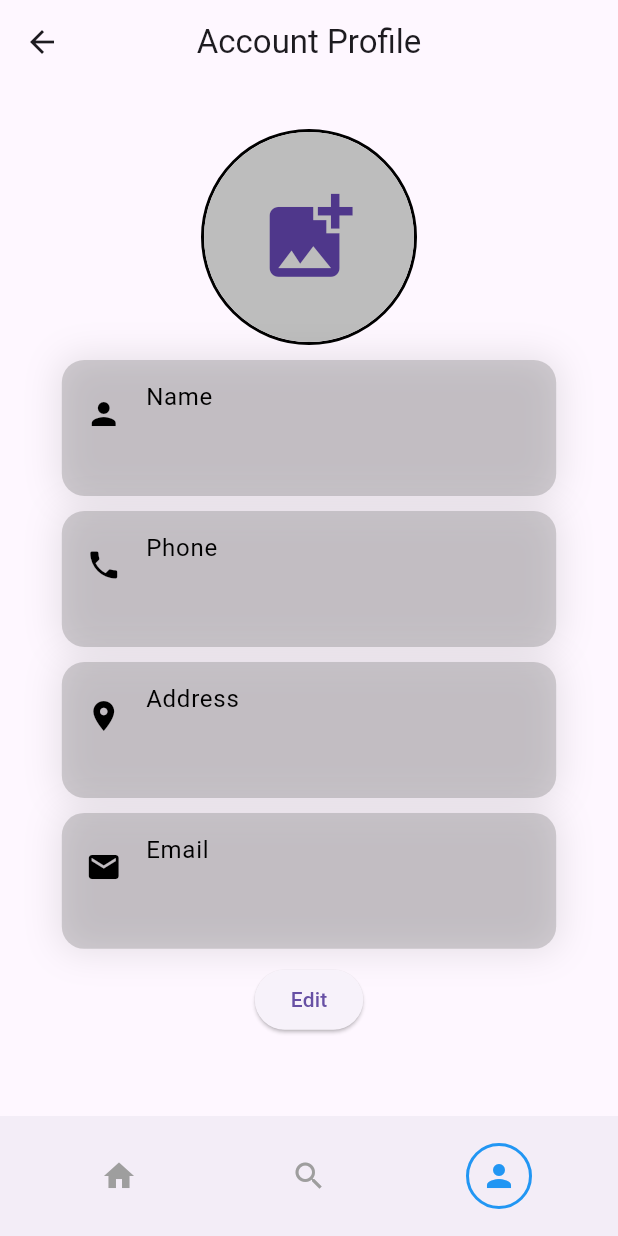
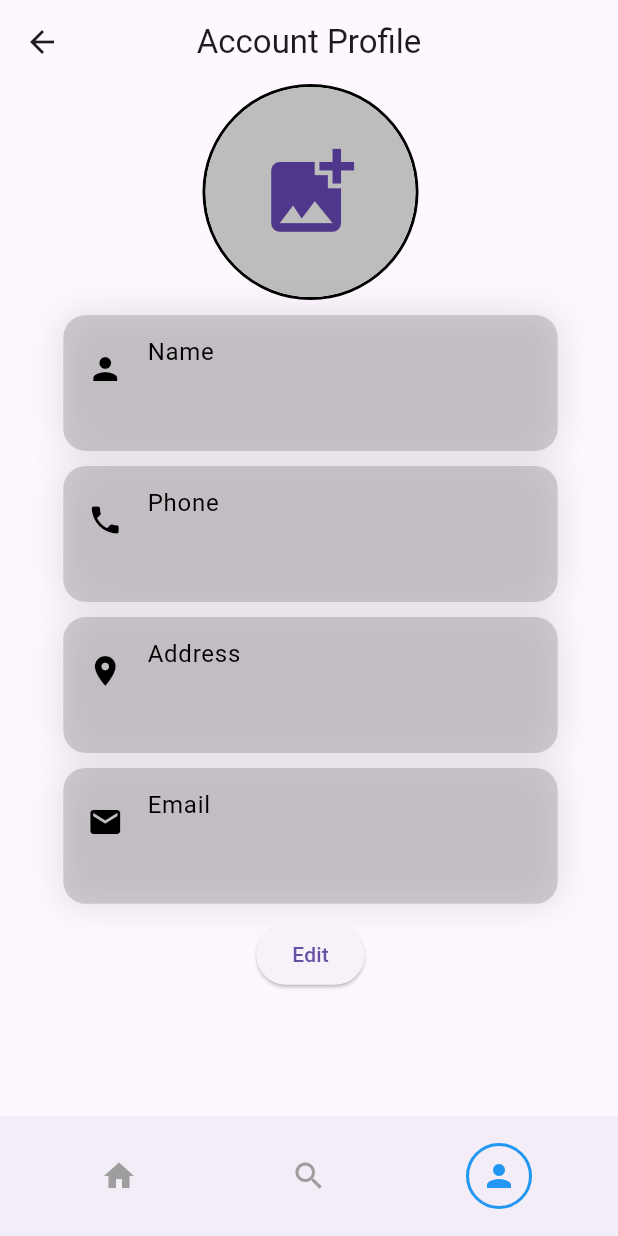
Before and after one commit to anwendungsprojektfom/anwendungsprojekt_fom, a Flutter app: the AccountProfileScreen screen opened by its route, on a phone screen of 412 x 824 dp. Run offline on Flutter 3.47's test engine with Material 3 defaults, Android fonts, the light colour scheme and no system bars; our stand-ins replace cloud_firestore, firebase_auth, firebase_core, firebase_storage, image_picker, logger and 3 more; missing offline and left inert: stream_chat_flutter, video_thumbnail; accounts and stored records are empty.

Commit message:
bug fix: Positioning the avatar in the account profile screen and redirecting by clicking on the avatar in the profile screen to the account profile screen.

```diff
--- a/sth_app/lib/pages/profilescreen/accountprofilescreen.dart
+++ b/sth_app/lib/pages/profilescreen/accountprofilescreen.dart
@@ -107,14 +107,13 @@
           showChatIcon: false,
           showSettings: false,
           route: '/profilescreen'),
-      body: SingleChildScrollView(
+        body: SingleChildScrollView(
         child: Padding(
-          padding: const EdgeInsets.all(20),
+          padding: const EdgeInsets.fromLTRB(22, 0, 20, 20),
           child: Column(
             crossAxisAlignment: CrossAxisAlignment.center,
             children: [
-              const SizedBox(height: 10),
-              // Container to display avatar image and handle image picking
+              const SizedBox(height: 0),
               GestureDetector(
                 onTap: _pickImage,
                 child: Container(
```
Also changed, not shown: sth_app/lib/pages/profilescreen/profilescreen.dart (+9 -0 lines).
